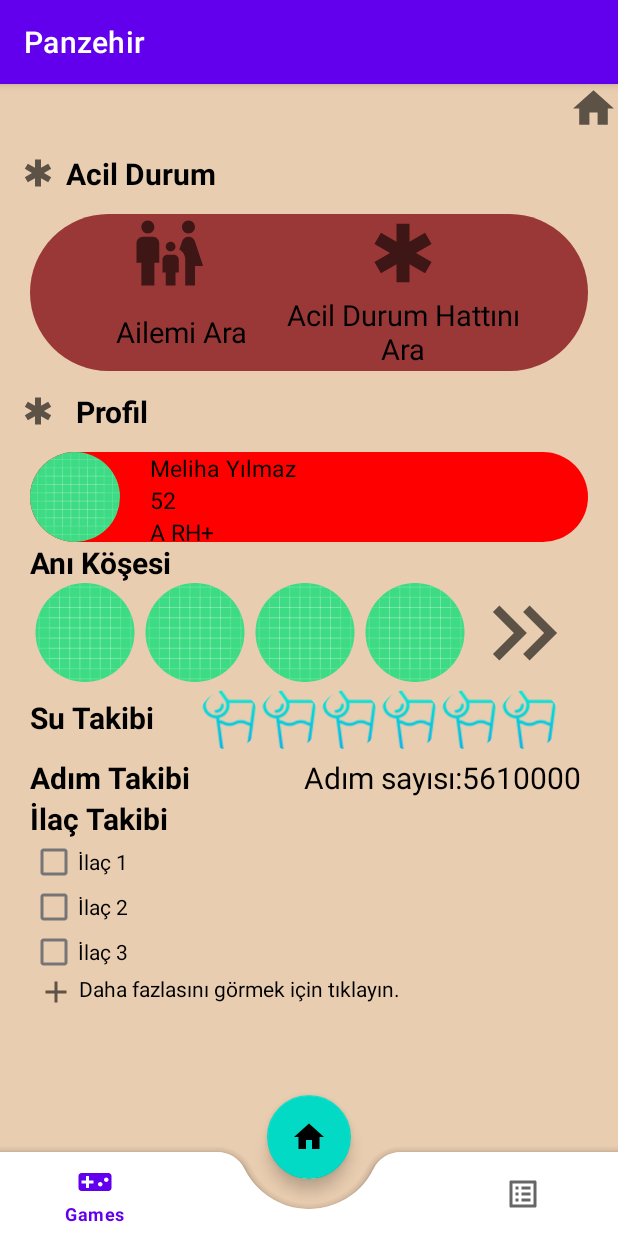
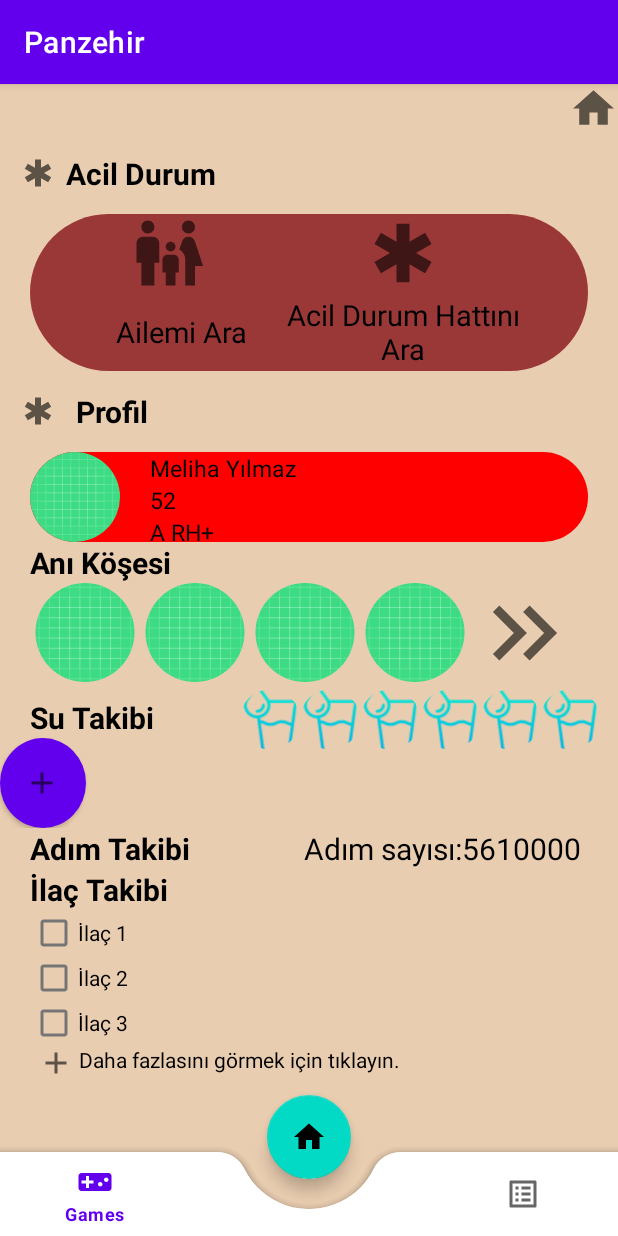
Before and after one commit to sevvalbicerr/Bitirme-Projesi-Panzehir, an Android app: the Home screen opened through its navigation route, on a phone screen of 412 x 824 dp. Run offline under Robolectric (Android 15) with nearby library versions, the phone set to English and light mode, and no system bars; our stand-ins replace CircleImageView, sdp/ssp sizes.

Commit message:
ViewBinding ile görünümlerin bağlanması, navigation jetpack güncellemesi

```diff
--- a/app/build.gradle
+++ b/app/build.gradle
@@ -1,7 +1,6 @@
 plugins {
     id 'com.android.application'
     id 'kotlin-android'
-    id 'kotlin-android-extensions'
     id 'com.google.gms.google-services'
     id "androidx.navigation.safeargs"
 }
@@ -74,7 +73,7 @@ dependencies {
     androidTestImplementation("androidx.navigation:navigation-testing:$nav_version")
 
     // Jetpack Compose Integration
-    implementation("androidx.navigation:navigation-compose:2.4.0-beta02")
+    implementation('androidx.navigation:navigation-compose:2.4.0-rc01')
 
     //Scalable Size Unit (support for different screen size)
     implementation 'com.intuit.sdp:sdp-android:1.0.6'
--- a/app/src/main/java/com/example/panzehir/view/Home.kt
+++ b/app/src/main/java/com/example/panzehir/view/Home.kt
@@ -8,15 +8,14 @@ import androidx.fragment.app.Fragment
 import android.view.LayoutInflater
 import android.view.View
 import android.view.ViewGroup
+import androidx.navigation.Navigation
+import com.example.panzehir.R
 import com.example.panzehir.databinding.HomeFragmentBinding
 import com.example.panzehir.viewModel.HomeViewModel
-import kotlinx.android.synthetic.main.home_fragment.*
 
 class Home : Fragment() {
-
     private var _binding: HomeFragmentBinding?=null
     private val binding get() = _binding!!
-
     private  val viewModel: HomeViewModel by lazy {
         ViewModelProvider(this).get(HomeViewModel::class.java)
     }
@@ -26,9 +25,11 @@ class Home : Fragment() {
     ): View {
         _binding=HomeFragmentBinding.inflate(inflater,container,false)
         return binding.root
-
+        binding.ProfileLinearLayout.setOnClickListener {
+      //      Navigation.findNavController(it).navigate(R.id.)
+        }
         // bottom_nav_menu_patient added 2 more items to improve the appearance
-        bottomNavigationView.menu.getItem(1).isEnabled = false
-        bottomNavigationView.menu.getItem(2).isEnabled = false
+        binding.bottomNavigationView.menu.getItem(1).isEnabled = false
+        binding.bottomNavigationView.menu.getItem(2).isEnabled = false
     }
 }
--- a/app/src/main/java/com/example/panzehir/view/games/CardMachingGame.kt
+++ b/app/src/main/java/com/example/panzehir/view/games/CardMachingGame.kt
@@ -10,7 +10,6 @@ import android.view.View
 import android.view.ViewGroup
 import com.example.panzehir.databinding.CardMachingGameFragmentBinding
 import com.example.panzehir.viewModel.gamesViewModel.CardMachingGameViewModel
-import kotlinx.android.synthetic.main.home_fragment.*
 
 class CardMachingGame : Fragment() {
 
@@ -29,8 +28,8 @@ class CardMachingGame : Fragment() {
         return binding.root
 
         // bottom_nav_menu_patient added 2 more items to improve the appearance
-        bottomNavigationView.menu.getItem(1).isEnabled = false
-        bottomNavigationView.menu.getItem(2).isEnabled = false
+        binding.bottomNavigationView.menu.getItem(1).isEnabled = false
+        binding.bottomNavigationView.menu.getItem(2).isEnabled = false
     }
 
 
--- a/app/src/main/java/com/example/panzehir/view/games/Games.kt
+++ b/app/src/main/java/com/example/panzehir/view/games/Games.kt
@@ -10,7 +10,6 @@ import android.view.View
 import android.view.ViewGroup
 import com.example.panzehir.databinding.GamesFragmentBinding
 import com.example.panzehir.viewModel.gamesViewModel.GamesViewModel
-import kotlinx.android.synthetic.main.home_fragment.*
 
 class Games : Fragment() {
 
@@ -29,8 +28,8 @@ class Games : Fragment() {
         return binding.root
 
         // bottom_nav_menu_patient added 2 more items to improve the appearance
-        bottomNavigationView.menu.getItem(1).isEnabled = false
-        bottomNavigationView.menu.getItem(2).isEnabled = false
+        binding.bottomNavigationView.menu.getItem(1).isEnabled = false
+        binding.bottomNavigationView.menu.getItem(2).isEnabled = false
     }
 
 
--- a/app/src/main/java/com/example/panzehir/view/games/MazeGame.kt
+++ b/app/src/main/java/com/example/panzehir/view/games/MazeGame.kt
@@ -10,7 +10,6 @@ import android.view.View
 import android.view.ViewGroup
 import com.example.panzehir.databinding.MazeGameFragmentBinding
 import com.example.panzehir.viewModel.gamesViewModel.MazeGameViewModel
-import kotlinx.android.synthetic.main.home_fragment.*
 
 class MazeGame : Fragment() {
 
@@ -29,8 +28,8 @@ class MazeGame : Fragment() {
         return binding.root
 
         // bottom_nav_menu_patient added 2 more items to improve the appearance
-        bottomNavigationView.menu.getItem(1).isEnabled = false
-        bottomNavigationView.menu.getItem(2).isEnabled = false
+        binding.bottomNavigationView.menu.getItem(1).isEnabled = false
+        binding.bottomNavigationView.menu.getItem(2).isEnabled = false
     }
 
 
--- a/app/src/main/java/com/example/panzehir/view/games/Sudoku.kt
+++ b/app/src/main/java/com/example/panzehir/view/games/Sudoku.kt
@@ -10,7 +10,6 @@ import android.view.ViewGroup
 import androidx.lifecycle.ViewModelProvider
 import com.example.panzehir.databinding.SudokuFragmentBinding
 import com.example.panzehir.viewModel.gamesViewModel.SudokuViewModel
-import kotlinx.android.synthetic.main.home_fragment.*
 
 class Sudoku : Fragment() {
 
@@ -29,8 +28,8 @@ class Sudoku : Fragment() {
         return binding.root
 
         // bottom_nav_menu_patient added 2 more items to improve the appearance
-        bottomNavigationView.menu.getItem(1).isEnabled = false
-        bottomNavigationView.menu.getItem(2).isEnabled = false
+        binding.bottomNavigationView.menu.getItem(1).isEnabled = false
+        binding.bottomNavigationView.menu.getItem(2).isEnabled = false
     }
 
 
--- a/app/src/main/java/com/example/panzehir/view/memories/MemoriesDetail.kt
+++ b/app/src/main/java/com/example/panzehir/view/memories/MemoriesDetail.kt
@@ -1,4 +1,3 @@
-@file:Suppress("UNREACHABLE_CODE")
 
 package com.example.panzehir.view.memories
 
@@ -10,7 +9,6 @@ import android.view.View
 import android.view.ViewGroup
 import com.example.panzehir.databinding.MemoriesDetailFragmentBinding
 import com.example.panzehir.viewModel.memoriesViewModel.MemoriesDetailViewModel
-import kotlinx.android.synthetic.main.home_fragment.*
 
 class MemoriesDetail : Fragment() {
 
@@ -29,8 +27,8 @@ class MemoriesDetail : Fragment() {
         return binding.root
 
         // bottom_nav_menu_patient added 2 more items to improve the appearance
-        bottomNavigationView.menu.getItem(1).isEnabled = false
-        bottomNavigationView.menu.getItem(2).isEnabled = false
+        binding.bottomNavigationView.menu.getItem(1).isEnabled = false
+        binding.bottomNavigationView.menu.getItem(2).isEnabled = false
     }
 
 
--- a/app/src/main/res/layout/home_fragment.xml
+++ b/app/src/main/res/layout/home_fragment.xml
@@ -113,6 +113,7 @@
                 android:layout_height="@dimen/_46sdp"
                 android:orientation="horizontal"
                 android:background="@drawable/button_rectangle_red"
+                android:id="@+id/ProfileLinearLayout"
                 android:layout_marginStart="20dp"
                 android:layout_marginEnd="20dp">
             <de.hdodenhof.circleimageview.CircleImageView
@@ -154,8 +155,6 @@
                 />
             </LinearLayout>
         </LinearLayout>
-
-
         <TextView
                 android:layout_width="match_parent"
                 android:layout_height="wrap_content"
@@ -211,9 +210,10 @@
                 android:orientation="horizontal"
         >
 
-
+            <LinearLayout android:layout_width="wrap_content" android:layout_height="wrap_content"
+                          android:orientation="vertical">
                 <TextView
-                    android:layout_width="wrap_content"
+                        android:layout_width="110dp"
                         android:layout_height="wrap_content"
                         android:id="@+id/water"
                         android:text="Su Takibi"
@@ -224,6 +224,18 @@
                         android:paddingTop="10dp"
 
                 />
+                <LinearLayout android:layout_width="wrap_content"
+                              android:layout_height="wrap_content"
+
+                              />
+                <Button android:layout_width="57dp"
+                        android:layout_height="60dp"
+                        android:drawableLeft="@drawable/ic_baseline_add_24"
+                        android:background="@drawable/shapecircle"
+                />
+
+            </LinearLayout>
+
             <de.hdodenhof.circleimageview.CircleImageView
                     android:layout_width="40dp"
                     android:layout_height="50dp"
@@ -346,7 +358,6 @@
         </LinearLayout>
 
     </LinearLayout>
-
     <com.google.android.material.bottomappbar.BottomAppBar
             android:id="@+id/bottomAppBar"
             android:layout_width="match_parent"
--- a/app/src/main/res/navigation/navg_path.xml
+++ b/app/src/main/res/navigation/navg_path.xml
@@ -14,7 +14,21 @@
         <action android:id="@+id/action_signUp_to_login" app:destination="@id/login"/>
     </fragment>
     <fragment android:id="@+id/home2" android:name="com.example.panzehir.view.Home" android:label="home_fragment"
-              tools:layout="@layout/home_fragment"/>
+              tools:layout="@layout/home_fragment">
+        <action android:id="@+id/action_home2_to_profile" app:destination="@id/profile"/>
+        <action android:id="@+id/action_home2_to_memories2" app:destination="@id/memories2"/>
+        <action android:id="@+id/action_home2_to_medicationTracking" app:destination="@id/medicationTracking"/>
+    </fragment>
     <fragment android:id="@+id/forgotPassword" android:name="com.example.panzehir.view.loginsignup.ForgotPassword"
               android:label="fragment_forgot_password" tools:layout="@layout/fragment_forgot_password"/>
+    <fragment android:id="@+id/profile" android:name="com.example.panzehir.view.Profile"
+              android:label="profile_fragment" tools:layout="@layout/profile_fragment"/>
+    <fragment android:id="@+id/memories2" android:name="com.example.panzehir.view.memories.Memories"
+              android:label="memories_fragment" tools:layout="@layout/memories_fragment">
+        <action android:id="@+id/action_memories2_to_memoriesDetail2" app:destination="@id/memoriesDetail2"/>
+    </fragment>
+    <fragment android:id="@+id/memoriesDetail2" android:name="com.example.panzehir.view.memories.MemoriesDetail"
+              android:label="memories_detail_fragment" tools:layout="@layout/memories_detail_fragment"/>
+    <fragment android:id="@+id/medicationTracking" android:name="com.example.panzehir.view.MedicationTracking"
+              android:label="medication_tracking_fragment" tools:layout="@layout/medication_tracking_fragment"/>
 </navigation>
--- a/build.gradle
+++ b/build.gradle
@@ -6,7 +6,7 @@ buildscript {
         jcenter()
     }
     dependencies {
-        classpath 'com.android.tools.build:gradle:7.0.4'
+        classpath 'com.android.tools.build:gradle:4.2.0'
         classpath "org.jetbrains.kotlin:kotlin-gradle-plugin:1.6.10"
         classpath 'com.google.gms:google-services:4.3.10'
         def nav_version = "2.3.5"
```
Also changed, not shown: app/src/main/java/com/example/panzehir/view/MedicationTracking.kt (+2 -10 lines), app/src/main/java/com/example/panzehir/view/Profile.kt (+2 -10 lines), app/src/main/java/com/example/panzehir/view/memories/Memories.kt (+2 -5 lines), app/src/main/java/com/example/panzehir/view/quiz/Quiz.kt (+3 -4 lines). Lines whose indentation alone changed are shown as unchanged.
